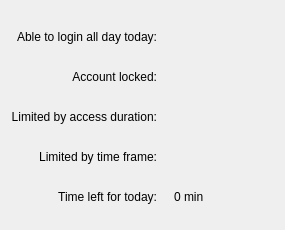
Old version of the form src/kcm/ui/status.ui in the repository simgunz/timekpr.
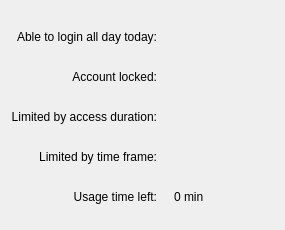
New version of the form. Custom widgets are drawn as their Qt base class.

What changed in the file:
```diff
--- a/src/kcm/ui/status.ui
+++ b/src/kcm/ui/status.ui
@@ -6,7 +6,7 @@
    <rect>
     <x>0</x>
     <y>0</y>
-    <width>269</width>
+    <width>270</width>
     <height>230</height>
    </rect>
   </property>
@@ -137,7 +137,7 @@
       <enum>Qt::RightToLeft</enum>
      </property>
      <property name="text">
-      <string>Time left for today:</string>
+      <string>Usage time left:</string>
      </property>
      <property name="alignment">
       <set>Qt::AlignRight|Qt::AlignTrailing|Qt::AlignVCenter</set>
```
